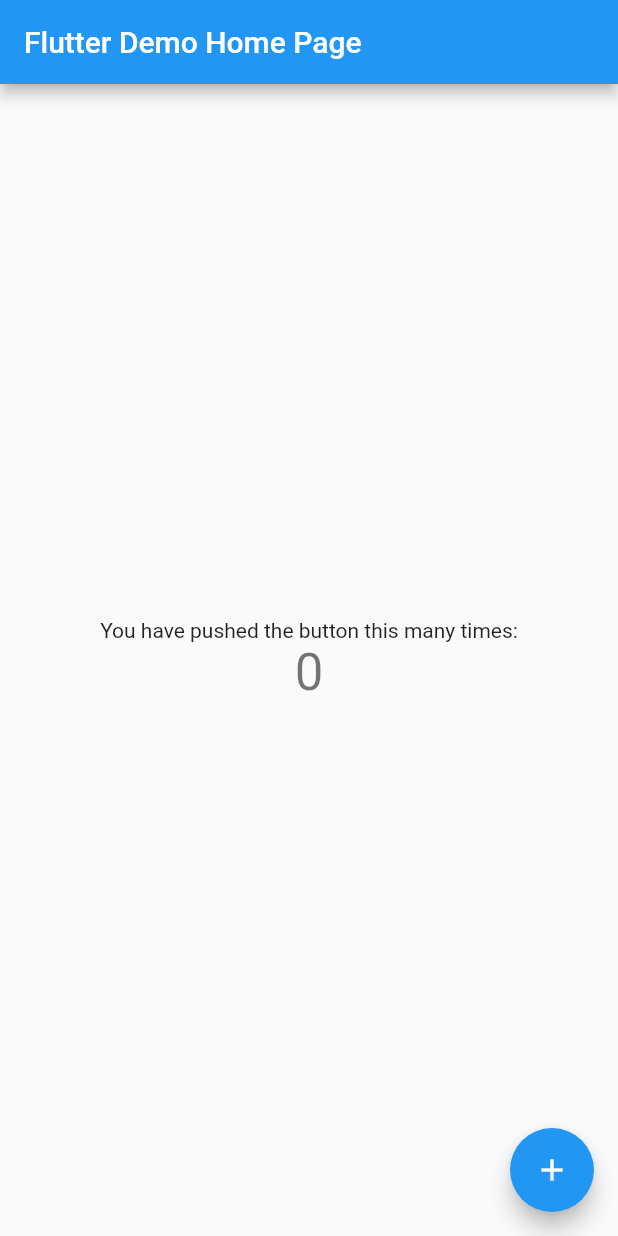
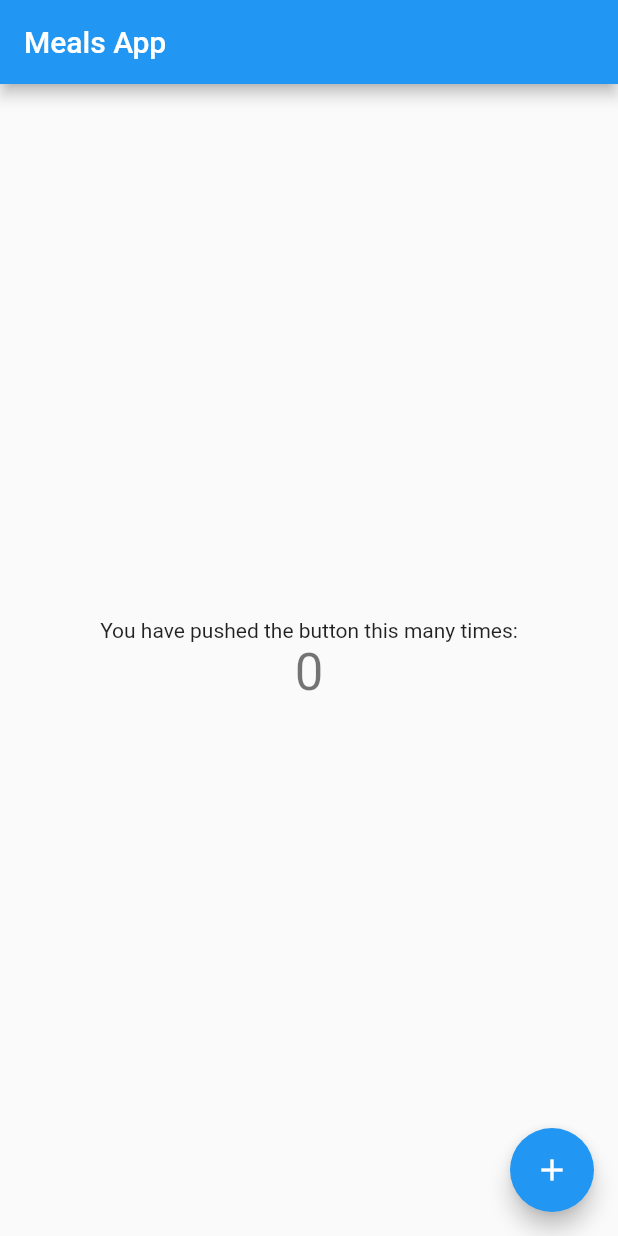
Before and after one commit to javedAJ/Section7-meals-app, a Flutter app: the screen it shows after launch, on a phone screen of 412 x 824 dp. Run offline on Flutter 3.47's test engine with Material 2 defaults, Android fonts, the phone set to English and light mode, and no system bars.

Commit message:
main updated

```diff
--- a/lib/main.dart
+++ b/lib/main.dart
@@ -7,42 +7,19 @@ void main() {
 class MyApp extends StatelessWidget {
   const MyApp({Key? key}) : super(key: key);
 
-  // This widget is the root of your application.
   @override
   Widget build(BuildContext context) {
     return MaterialApp(
       title: 'Flutter Demo',
       theme: ThemeData(
-        // This is the theme of your application.
-        //
-        // Try running your application with "flutter run". You'll see the
-        // application has a blue toolbar. Then, without quitting the app, try
-        // changing the primarySwatch below to Colors.green and then invoke
-        // "hot reload" (press "r" in the console where you ran "flutter run",
-        // or simply save your changes to "hot reload" in a Flutter IDE).
-        // Notice that the counter didn't reset back to zero; the application
-        // is not restarted.
         primarySwatch: Colors.blue,
       ),
-      home: const MyHomePage(title: 'Flutter Demo Home Page'),
+      home: MyHomePage(),
     );
   }
 }
 
 class MyHomePage extends StatefulWidget {
-  const MyHomePage({Key? key, required this.title}) : super(key: key);
-
-  // This widget is the home page of your application. It is stateful, meaning
-  // that it has a State object (defined below) that contains fields that affect
-  // how it looks.
-
-  // This class is the configuration for the state. It holds the values (in this
-  // case the title) provided by the parent (in this case the App widget) and
-  // used by the build method of the State. Fields in a Widget subclass are
-  // always marked "final".
-
-  final String title;
-
   @override
   State<MyHomePage> createState() => _MyHomePageState();
 }
@@ -52,47 +29,18 @@ class _MyHomePageState extends State<MyHomePage> {
 
   void _incrementCounter() {
     setState(() {
-      // This call to setState tells the Flutter framework that something has
-      // changed in this State, which causes it to rerun the build method below
-      // so that the display can reflect the updated values. If we changed
-      // _counter without calling setState(), then the build method would not be
-      // called again, and so nothing would appear to happen.
       _counter++;
     });
   }
 
   @override
   Widget build(BuildContext context) {
-    // This method is rerun every time setState is called, for instance as done
-    // by the _incrementCounter method above.
-    //
-    // The Flutter framework has been optimized to make rerunning build methods
-    // fast, so that you can just rebuild anything that needs updating rather
-    // than having to individually change instances of widgets.
     return Scaffold(
       appBar: AppBar(
-        // Here we take the value from the MyHomePage object that was created by
-        // the App.build method, and use it to set our appbar title.
-        title: Text(widget.title),
+        title: Text("Meals App"),
       ),
       body: Center(
-        // Center is a layout widget. It takes a single child and positions it
-        // in the middle of the parent.
         child: Column(
-          // Column is also a layout widget. It takes a list of children and
-          // arranges them vertically. By default, it sizes itself to fit its
-          // children horizontally, and tries to be as tall as its parent.
-          //
-          // Invoke "debug painting" (press "p" in the console, choose the
-          // "Toggle Debug Paint" action from the Flutter Inspector in Android
-          // Studio, or the "Toggle Debug Paint" command in Visual Studio Code)
-          // to see the wireframe for each widget.
-          //
-          // Column has various properties to control how it sizes itself and
-          // how it positions its children. Here we use mainAxisAlignment to
-          // center the children vertically; the main axis here is the vertical
-          // axis because Columns are vertical (the cross axis would be
-          // horizontal).
           mainAxisAlignment: MainAxisAlignment.center,
           children: <Widget>[
             const Text(
```
